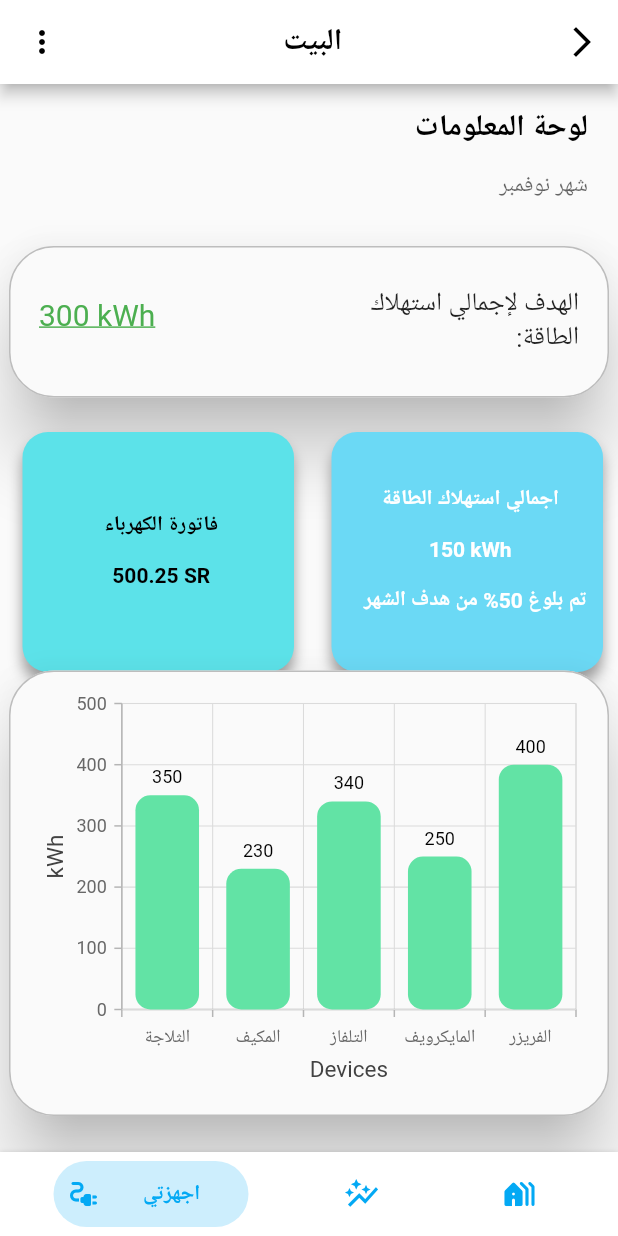
After one commit to reemswe/rashd, a Flutter app: the dashboard screen opened directly, on a phone screen of 412 x 824 dp. The commit adds this screen. Run offline on Flutter 3.47's test engine with Material 2 defaults, Android fonts, the phone set to English and light mode, and no system bars; drawn by our look-alikes of bottom_navy_bar; our stand-ins replace cloud_firestore, firebase_core, syncfusion_flutter_charts; missing offline and left inert: hackathon; accounts and stored records are empty.

Commit message:
Dashboard basic UI

```diff
--- /dev/null
+++ b/lib/dashboard.dart
@@ -0,0 +1,521 @@
+import 'dart:core';
+
+import 'package:bottom_navy_bar/bottom_navy_bar.dart';
+import 'package:flutter/material.dart';
+import 'package:flutter/services.dart';
+import 'package:flutter/src/widgets/container.dart';
+import 'package:hackathon/profile.dart';
+import 'package:syncfusion_flutter_charts/charts.dart';
+import 'package:flutter/src/widgets/framework.dart';
+
+import 'create_house_account.dart';
+import 'goal.dart';
+import 'houseDevicesList.dart';
+import 'list_of_house_accounts.dart';
+
+class dashboard extends StatefulWidget {
+  const dashboard({super.key});
+
+  @override
+  State<dashboard> createState() => _dashboardState();
+}
+
+class _dashboardState extends State<dashboard> {
+  @override
+  List text = [
+    [
+      'فاتورة الكهرباء\n\n500.25 SR',
+      '500.25 SR',
+      '\t',
+      Color.fromARGB(255, 92, 226, 233),
+      Colors.black
+    ],
+    [
+      'اجمالي استهلاك الطاقة\n\n150 kWh\n\n  تم بلوغ 50% من هدف الشهر',
+      '150 kWh',
+      'تم بلوغ 50% من هدف الشهر',
+      Color.fromARGB(255, 107, 217, 245),
+      Colors.white
+    ]
+  ];
+  final List<ChartData> chartData = [
+    ChartData('الثلاجة', 350),
+    ChartData('المكيف', 230),
+    ChartData('التلفاز', 340),
+    ChartData('المايكرويف', 250),
+    ChartData('الفريزر', 400)
+  ];
+  @override
+  Widget build(BuildContext context) {
+    return Scaffold(
+      appBar: AppBar(
+        title: const Text(
+          ' البيت',
+          style: TextStyle(color: Colors.black, fontWeight: FontWeight.bold),
+        ),
+        centerTitle: true,
+        backgroundColor: Colors.white,
+        foregroundColor: Colors.black,
+        leading: //Icon(Icons.more_vert)
+            PopupMenuButton(
+          onSelected: (value) {
+            if (value == 'share') {
+              showDialog(
+                context: context,
+                builder: (ctx) => AlertDialog(
+                  title: const Text(
+                    "مشاركة لوحة المعلومات",
+                    textAlign: TextAlign.left,
+                  ),
+                  content: const Text(
+                    'رجاء ادخل رقم جوال لمشاركة لوحة المعلومات',
+                    textAlign: TextAlign.left,
+                  ),
+                  actions: <Widget>[
+                    TextFormField(
+                      textAlign: TextAlign.right,
+                      keyboardType: TextInputType.number,
+                      inputFormatters: <TextInputFormatter>[
+                        LengthLimitingTextInputFormatter(10),
+                        FilteringTextInputFormatter.digitsOnly
+                      ],
+                      decoration: InputDecoration(
+                        contentPadding: const EdgeInsets.symmetric(
+                            vertical: 13.0, horizontal: 15),
+                        border: OutlineInputBorder(
+                          borderRadius: BorderRadius.circular(30.0),
+                        ),
+                        filled: true,
+                        hintStyle: TextStyle(color: Colors.grey[800]),
+                        hintText: " رقم الهاتف",
+                      ),
+                      // The validator receives the text that the user has entered.
+                      validator: (value) {
+                        if (value == null || value.isEmpty) {
+                          return '  رجاء ادخل رقم هاتف';
+                        }
+                        if (value.length < 10) {
+                          return '  رجاء ادخل رقم هاتف صحيح';
+                        }
+                        return null;
+                      },
+                    ),
+                    TextButton(
+                      onPressed: () {
+                        Navigator.of(ctx).pop();
+                      },
+                      child: Container(
+                        padding: const EdgeInsets.all(14),
+                        child: const Text("الغاء"),
+                      ),
+                    ),
+                    //log in ok button
+                    TextButton(
+                      onPressed: () {
+                        // pop out
+                      },
+                      child: Container(
+                        padding: const EdgeInsets.all(14),
+                        child: const Text("مشاركة",
+                            style: TextStyle(
+                                color: Color.fromARGB(255, 35, 129, 6))),
+                      ),
+                    ),
+                  ],
+                ),
+              );
+              // Navigator.push(
+              //   context,
+              //   MaterialPageRoute(builder: (context) => const Share()),
+              // );
+            }
+            if (value == 'delete') {
+              showDialog(
+                context: context,
+                builder: (ctx) => AlertDialog(
+                  title: const Text(
+                    "حذف المنزل",
+                    textAlign: TextAlign.left,
+                  ),
+                  content: const Text(
+                    "هل أنت متأكد من حذف حساب المنزل ؟",
+                    textAlign: TextAlign.left,
+                  ),
+                  actions: <Widget>[
+                    TextButton(
+                      onPressed: () {
+                        Navigator.of(ctx).pop();
+                      },
+                      child: Container(
+                        padding: const EdgeInsets.all(14),
+                        child: const Text("الغاء"),
+                      ),
+                    ),
+                    //log in ok button
+                    TextButton(
+                      onPressed: () {
+                        // pop out
+                      },
+                      child: Container(
+                        padding: const EdgeInsets.all(14),
+                        child: const Text("حذف",
+                            style: TextStyle(
+                                color: Color.fromARGB(255, 164, 10, 10))),
+                      ),
+                    ),
+                  ],
+                ),
+              );
+            }
+            // your logic
+          },
+          itemBuilder: (BuildContext bc) {
+            return const [
+              PopupMenuItem(
+                child: Text("مشاركة لوحة المعلومات "),
+                value: 'share',
+              ),
+              PopupMenuItem(
+                child: Text("حذف حساب المنرل",
+                    style: TextStyle(color: Color.fromARGB(255, 167, 32, 32))),
+                value: 'delete',
+              ),
+            ];
+          },
+        ),
+        actions: [
+          IconButton(
+            icon: const Icon(Icons.arrow_forward_ios),
+            onPressed: () {
+              Navigator.of(context).pop();
+            },
+          ),
+        ],
+      ),
+      body: Container(
+        transformAlignment: Alignment.topRight,
+        child: Column(
+            //padding: const EdgeInsets.all(20),
+            //shrinkWrap: true,
+            children: [
+              Container(
+                  padding: const EdgeInsets.fromLTRB(6, 0, 0, 0),
+                  child: Column(children: [
+                    TextFormField(
+                      readOnly: true,
+                      textAlign: TextAlign.right,
+                      decoration: const InputDecoration(
+                        hintText: ' لوحة المعلومات',
+                        hintStyle: TextStyle(
+                            fontWeight: FontWeight.bold,
+                            fontSize: 20,
+                            color: Colors.black),
+                        contentPadding: EdgeInsets.fromLTRB(20, 10, 20, 0),
+                        border: InputBorder.none,
+                      ),
+                    ),
+                    TextFormField(
+                      // maxLength: 20,
+                      readOnly: true,
+                      textAlign: TextAlign.right,
+                      decoration: const InputDecoration(
+                        hintText: ' شهر نوفمبر',
+                        hintStyle: TextStyle(fontSize: 15),
+                        contentPadding: EdgeInsets.fromLTRB(20, 0, 20, 10),
+                        border: InputBorder.none,
+                      ),
+                    ),
+                  ])),
+              Container(
+                  padding: const EdgeInsets.fromLTRB(6, 12, 6, 0),
+                  child: Material(
+                      elevation: 20,
+                      borderRadius: BorderRadius.circular(30),
+                      child: TextFormField(
+                        readOnly: true,
+                        maxLines: 4,
+                        textAlign: TextAlign.right,
+                        decoration: InputDecoration(
+                          suffixIcon: const Padding(
+                              padding: EdgeInsets.only(right: 20),
+                              child: Text(
+                                'الهدف لإجمالي استهلاك \n :الطاقة',
+                                textAlign: TextAlign.right,
+                                style: TextStyle(fontSize: 17),
+                              )),
+                          hintStyle: const TextStyle(
+                            fontSize: 10,
+                            decoration: TextDecoration.underline,
+                            fontWeight: FontWeight.w500,
+                            color: Color.fromARGB(255, 17, 184, 97),
+                          ),
+                          contentPadding:
+                              const EdgeInsets.fromLTRB(20, 15, 5, 10),
+                          focusedBorder: OutlineInputBorder(
+                              borderRadius: BorderRadius.circular(30),
+                              borderSide: const BorderSide(color: Colors.grey)),
+                          enabledBorder: OutlineInputBorder(
+                              borderRadius: BorderRadius.circular(30.0),
+                              borderSide:
+                                  BorderSide(color: Colors.grey.shade400)),
+                          errorBorder: OutlineInputBorder(
+                              borderRadius: BorderRadius.circular(30.0),
+                              borderSide: const BorderSide(
+                                  color: Colors.red, width: 2.0)),
+                          focusedErrorBorder: OutlineInputBorder(
+                              borderRadius: BorderRadius.circular(30.0),
+                              borderSide: const BorderSide(
+                                  color: Colors.red, width: 2.0)),
+                          prefixIcon: Padding(
+                              padding: const EdgeInsets.only(
+                                  left: 20, top: 8, right: 0),
+                              child: InkWell(
+                                child: const Text(
+                                  '300 kWh',
+                                  style: TextStyle(
+                                      fontSize: 20,
+                                      decoration: TextDecoration.underline,
+                                      color: Colors.green),
+                                ),
+                                onTap: () {
+                                  Navigator.push(
+                                    context,
+                                    MaterialPageRoute(
+                                        builder: (context) => const Goal()),
+                                  );
+                                },
+                              )),
+
+                          //const Padding(
+                          //     padding: EdgeInsets.all(15),
+                          //     child: Text(
+                          //       '300 kWh',
+                          //       style: TextStyle(
+                          //           fontSize: 20,
+                          //           fontWeight: FontWeight.w500),
+
+                          // )),
+                          //InkWell(hintText: 'حدد هدف الشهر')
+                        ),
+                      ))),
+              Expanded(
+                child: Stack(children: [
+                  Container(
+                      child: GridView.builder(
+                    itemCount: 2,
+                    gridDelegate:
+                        const SliverGridDelegateWithFixedCrossAxisCount(
+                            crossAxisCount: 2,
+                            crossAxisSpacing: 0.0,
+                            mainAxisSpacing: 4.0),
+                    itemBuilder: (BuildContext context, int index) {
+                      final item = text[index];
+
+                      return buildCard(item);
+                    },
+                  )),
+                  Container(
+                      margin: const EdgeInsets.fromLTRB(0, 170, 0, 12),
+                      padding: const EdgeInsets.fromLTRB(6, 12, 6, 12),
+                      child: Material(
+                        elevation: 20,
+                        borderRadius: BorderRadius.circular(30),
+                        child: TextFormField(
+                          readOnly: true,
+                          maxLines: 6,
+                          textAlign: TextAlign.right,
+                          decoration: InputDecoration(
+                            labelText: 'استهلاك الطاقة لكل جهاز',
+                            hintStyle: const TextStyle(
+                                fontSize: 16,
+                                fontWeight: FontWeight.w500,
+                                color: Color.fromARGB(255, 100, 100, 100)),
+                            contentPadding:
+                                const EdgeInsets.fromLTRB(20, 10, 5, 10),
+                            focusedBorder: OutlineInputBorder(
+                                borderRadius: BorderRadius.circular(30),
+                                borderSide:
+                                    const BorderSide(color: Colors.grey)),
+                            enabledBorder: OutlineInputBorder(
+                                borderRadius: BorderRadius.circular(30.0),
+                                borderSide:
+                                    BorderSide(color: Colors.grey.shade400)),
+                            errorBorder: OutlineInputBorder(
+                                borderRadius: BorderRadius.circular(30.0),
+                                borderSide: const BorderSide(
+                                    color: Colors.red, width: 2.0)),
+                            focusedErrorBorder: OutlineInputBorder(
+                                borderRadius: BorderRadius.circular(30.0),
+                                borderSide: const BorderSide(
+                                    color: Colors.red, width: 2.0)),
+                            prefixIcon: Padding(
+                              padding: const EdgeInsets.all(12),
+                              child: SfCartesianChart(
+                                  primaryXAxis: CategoryAxis(
+                                      title: AxisTitle(text: 'Devices')),
+                                  primaryYAxis: NumericAxis(
+                                      title: AxisTitle(text: 'kWh')),
+                                  series: <ChartSeries<ChartData, String>>[
+                                    // Renders column chart
+                                    ColumnSeries<ChartData, String>(
+                                        color:
+                                            Color.fromARGB(255, 98, 227, 165),
+                                        borderRadius: const BorderRadius.all(
+                                            Radius.circular(10)),
+                                        dataSource: chartData,
+                                        dataLabelSettings:
+                                            DataLabelSettings(isVisible: true),
+                                        xValueMapper: (ChartData data, _) =>
+                                            data.x,
+                                        yValueMapper: (ChartData data, _) =>
+                                            data.y),
+                                  ]),
+                            ),
+                          ),
+                        ),
+                      ))
+                ]),
+              )
+            ]),
+      ),
+      bottomNavigationBar: buildBottomNavigation(),
+    );
+  }
+
+  int index = 0;
+  Widget buildBottomNavigation() {
+    return BottomNavyBar(
+      selectedIndex: global.index,
+      onItemSelected: (index) {
+        setState(
+          () => global.index = index,
+        );
+        if (global.index == 0) {
+          Navigator.push(
+            context,
+            MaterialPageRoute(builder: (context) => const devicesList()),
+          );
+        } else if (global.index == 1) {
+          Navigator.push(
+            context,
+            MaterialPageRoute(builder: (context) => const dashboard()),
+          );
+        } else if (global.index == 2) {
+          Navigator.push(
+            context,
+            MaterialPageRoute(
+                builder: (context) => const ListOfHouseAccounts()),
+          );
+        }
+      },
+      items: <BottomNavyBarItem>[
+        BottomNavyBarItem(
+          icon: const Icon(Icons.electrical_services_rounded),
+          // icon: IconButton(
+          //     icon: const Icon(Icons.person_outline_rounded),
+          //     onPressed: () {
+          //       setState(
+          //         () => this.index = index,
+          //       );
+          //       Navigator.push(
+          //         context,
+          //         MaterialPageRoute(
+          //             builder: (context) => const CreateHouseAccount()),
+          //       );
+          //     }),
+          title: const Text(
+            ' اجهزتي',
+            textAlign: TextAlign.center,
+          ),
+          activeColor: Colors.lightBlue,
+        ),
+        BottomNavyBarItem(
+            icon: const Icon(Icons.auto_graph_outlined),
+            // icon: IconButton(
+            //     icon: const Icon(Icons.holiday_village_rounded),
+            //     onPressed: () {
+
+            //       setState(
+            //         () => this.index = index,
+            //       );
+            //       Navigator.push(
+            //         context,
+            //         MaterialPageRoute(
+            //             builder: (context) => const ListOfHouseAccounts()),
+            //       );
+            //     }),
+            title: const Text(
+              'لوحة المعلومات',
+              textAlign: TextAlign.center,
+            ),
+            activeColor: Colors.lightBlue),
+        BottomNavyBarItem(
+            icon: const Icon(Icons.holiday_village_rounded),
+            // icon: IconButton(
+            //     icon: const Icon(Icons.holiday_village_rounded),
+            //     onPressed: () {
+
+            //       setState(
+            //         () => this.index = index,
+            //       );
+            //       Navigator.push(
+            //         context,
+            //         MaterialPageRoute(
+            //             builder: (context) => const ListOfHouseAccounts()),
+            //       );
+            //     }),
+            title: const Text(
+              'منازلي',
+              textAlign: TextAlign.center,
+            ),
+            activeColor: Colors.lightBlue),
+      ],
+      mainAxisAlignment: MainAxisAlignment.spaceAround,
+    );
+  }
+
+  Widget buildCard(List content) {
+    return Container(
+        decoration: BoxDecoration(
+          // border: Border.all(color: Color(0xff940D5A)),
+          color: content[3],
+          borderRadius: BorderRadius.circular(17.0),
+          boxShadow: const <BoxShadow>[
+            BoxShadow(
+              color: Colors.grey,
+              offset: Offset(0, 7.0),
+              blurRadius: 7.0,
+            ),
+          ],
+        ),
+        padding: const EdgeInsets.fromLTRB(6, 5, 2, 9),
+        margin: const EdgeInsets.fromLTRB(15, 23, 10, 23),
+        //color: content[3],
+        child: GridTile(
+          child: Center(
+              child: Text(
+            content[0],
+            textAlign: TextAlign.center,
+            style: TextStyle(color: content[4], fontWeight: FontWeight.w600),
+          )),
+        ));
+  }
+}
+
+class ChartData {
+  ChartData(this.x, this.y);
+  final String x;
+  final double y;
+}
+
+
+/*
+IconButton(
+                          icon: Icon(
+                            // Based on passwordVisible state choose the icon
+                            _passwordVisible
+                                ? Icons.visibility
+                                : Icons.visibility_off,
+                            color: Theme.of(context).primaryColorDark,
+                          ),
+                          */
```
Also changed, not shown: lib/create_house_account.dart (+73 -60 lines), 4 other files.
